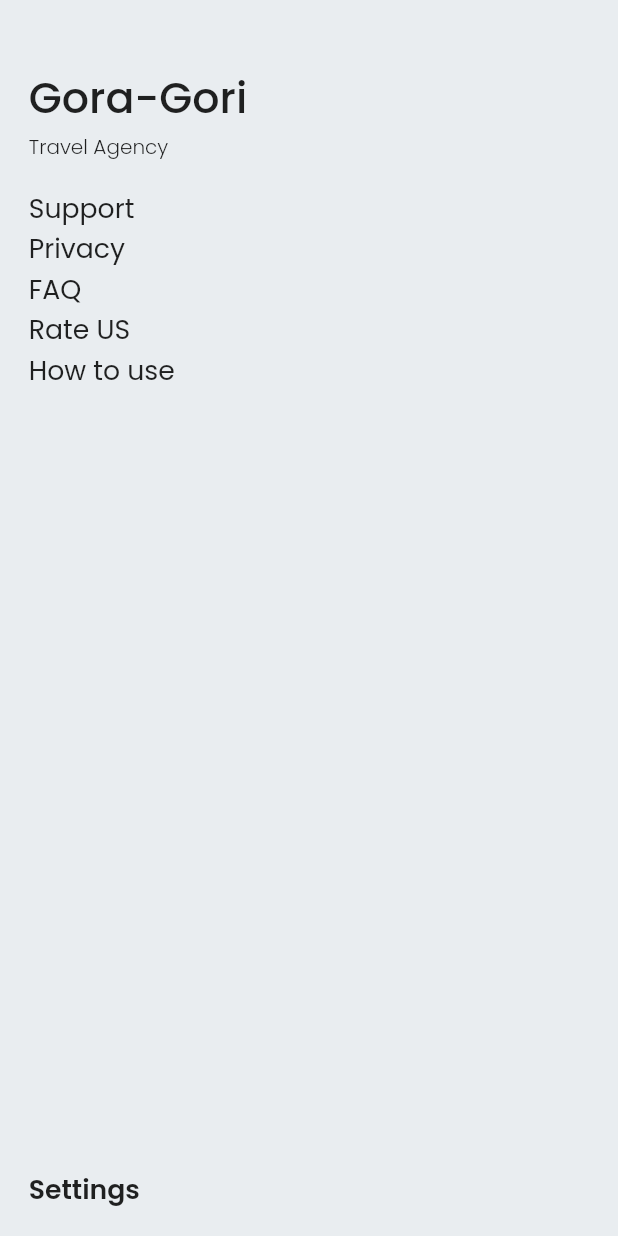
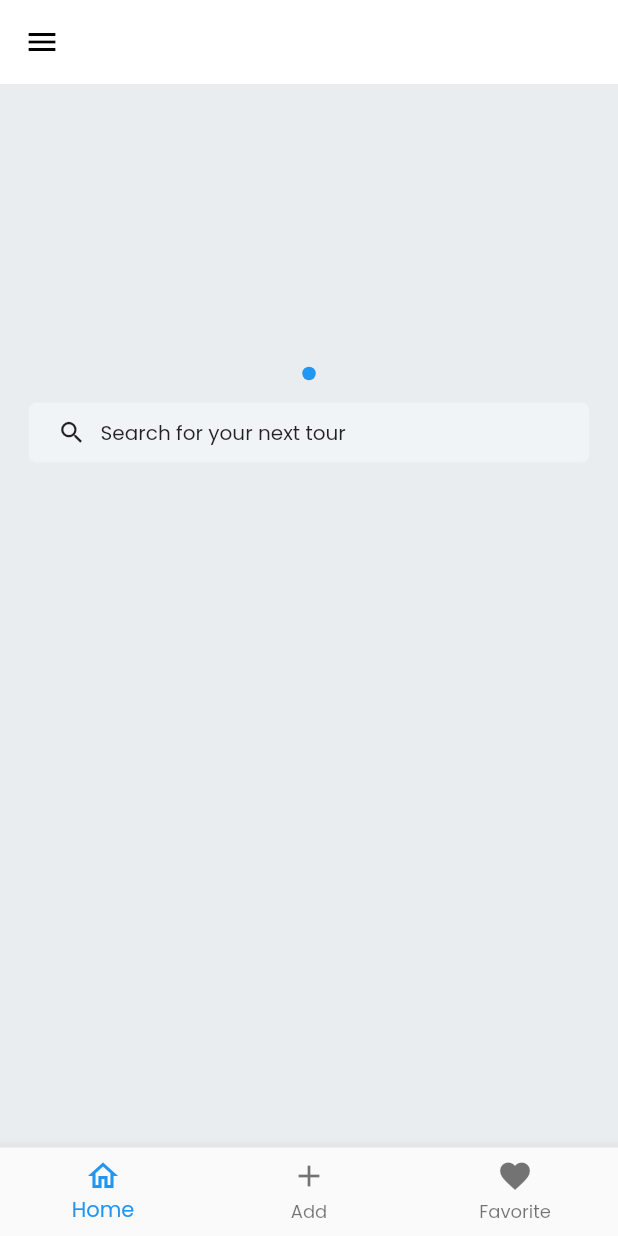
Before and after one commit to hamidhosen42/F-TOUR-APPLICATION, a Flutter app: the MainHomeScreen screen opened by its route, on a phone screen of 412 x 824 dp. Run offline on Flutter 3.47's test engine with Material 2 defaults, Android fonts, the light colour scheme and no system bars; drawn by our look-alikes of carousel_slider, dots_indicator; our stand-ins replace better_player, cloud_firestore, firebase_auth, firebase_core, flutter_screenutil, fluttertoast and 5 more; missing offline and left inert: launch_review, syncfusion_flutter_pdfviewer; accounts and stored records are empty.

Commit message:
BottomNavController

```diff
--- /dev/null
+++ b/lib/screen/bottom_nav_controller/nav_controller.dart
@@ -0,0 +1,76 @@
+// ignore_for_file: prefer_const_constructors, use_key_in_widget_constructors, must_be_immutable, prefer_final_fields
+
+import 'package:flutter/material.dart';
+import 'package:flutter_screenutil/flutter_screenutil.dart';
+import 'package:get/state_manager.dart';
+import 'package:tour_application/const/app_string.dart';
+
+import 'pages/nav_home.dart';
+
+class BottomNavController extends StatelessWidget {
+  RxInt _currentIndex = 0.obs;
+  RxBool _drawer = false.obs;
+
+  final _pages = [
+   NavHome(),
+  //  NavAdd(),
+  //  NavFavourite(),
+  ];
+
+  @override
+  Widget build(BuildContext context) {
+    return Obx(
+      () => AnimatedPositioned(
+        duration: Duration(milliseconds: 400),
+        top: _drawer.value == false ? 0 : 100.h,
+        bottom: _drawer.value == false ? 0 : 100.h,
+        left: _drawer.value == false ? 0 : 200.w,
+        right: _drawer.value == false ? 0 : -100.w,
+        child: Container(
+          decoration: BoxDecoration(),
+          child: Scaffold(
+            appBar: AppBar(
+              backgroundColor: Colors.white,
+              elevation: 0,
+              centerTitle: true,
+              leading: _drawer.value == false
+                  ? IconButton(
+                      onPressed: () {
+                        _drawer.value = true;
+                      },
+                      icon: Icon(
+                        Icons.menu,
+                        color: Colors.black,
+                      ),
+                    )
+                  : IconButton(
+                      onPressed: () {
+                        _drawer.value = false;
+                      },
+                      icon: Icon(
+                        Icons.close,
+                        color: Colors.black,
+                      ),
+                    ),
+              title: Text(AppString.AppName),
+            ),
+            bottomNavigationBar: BottomNavigationBar(
+              onTap: (value) => _currentIndex.value = value,
+              currentIndex: _currentIndex.value,
+              // ignore: prefer_const_literals_to_create_immutables
+              items: [
+                BottomNavigationBarItem(
+                    icon: Icon(Icons.home_outlined), label: "Home"),
+                BottomNavigationBarItem(
+                    icon: Icon(Icons.add_outlined), label: "Add"),
+                BottomNavigationBarItem(
+                    icon: Icon(Icons.favorite_outlined), label: "Favorite"),
+              ],
+            ),
+            body: _pages[_currentIndex.value],
+          ),
+        ),
+      ),
+    );
+  }
+}
--- /dev/null
+++ b/lib/screen/bottom_nav_controller/pages/nav_home.dart
@@ -0,0 +1,370 @@
+// ignore_for_file: prefer_const_constructors, prefer_is_empty, prefer_final_fields, unused_field, use_key_in_widget_constructors
+
+import 'package:carousel_slider/carousel_slider.dart';
+import 'package:cloud_firestore/cloud_firestore.dart';
+import 'package:dots_indicator/dots_indicator.dart';
+import 'package:firebase_auth/firebase_auth.dart';
+import 'package:flutter/material.dart';
+import 'package:flutter_screenutil/flutter_screenutil.dart';
+import 'package:get/get.dart';
+
+class NavHome extends StatefulWidget {
+  @override
+  State<NavHome> createState() => _NavHomeState();
+}
+
+class _NavHomeState extends State<NavHome> {
+  final RxInt _currentIndex = 0.obs;
+  //collectionName
+  final CollectionReference _refference = FirebaseFirestore.instance
+      .collection('all-data')
+      .doc(FirebaseAuth.instance.currentUser!.email)
+      .collection('images');
+  final CollectionReference _carouselImage =
+      FirebaseFirestore.instance.collection('carousel-image');
+
+  //queryName
+  late Future<QuerySnapshot> _futureDataForYou;
+  late Future<QuerySnapshot> _futureDataRecentlyAdded;
+  late Future<QuerySnapshot> _futureDataTopPlaces;
+
+  //carousel-Image
+  List<String> _carouselImages = [];
+  var _dotPosition = 0;
+  fetchCarouselImages() async {
+    QuerySnapshot qn =
+        await FirebaseFirestore.instance.collection("carousel-image").get();
+    setState(() {
+      for (int i = 0; i < qn.docs.length; i++) {
+        _carouselImages.add(
+          qn.docs[i]["img"],
+        );
+        // print(qn.docs[i]["img"]);
+      }
+    });
+    return qn.docs;
+  }
+
+  @override
+  void initState() {
+    _futureDataForYou = _refference.where('for_you', isEqualTo: true).get();
+    _futureDataRecentlyAdded =
+        _refference.where('recently_added', isEqualTo: true).get();
+    _futureDataTopPlaces =
+        _refference.where('top_places', isEqualTo: true).get();
+    fetchCarouselImages();
+    super.initState();
+  }
+
+  @override
+  Widget build(BuildContext context) {
+    return Scaffold(
+      body: SingleChildScrollView(
+        scrollDirection: Axis.vertical,
+        child: Column(
+          children: [
+            CarouselSlider(
+                items: _carouselImages
+                    .map((item) => Padding(
+                          padding: EdgeInsets.only(left: 3, right: 3),
+                          child: Container(
+                            decoration: BoxDecoration(
+                                image: DecorationImage(
+                                    image: NetworkImage(item),
+                                    fit: BoxFit.fill)),
+                          ),
+                        ))
+                    .toList(),
+                options: CarouselOptions(
+                    height: 200.h,
+                    enlargeCenterPage: true,
+                    autoPlay: true,
+                    aspectRatio: 16 / 9,
+                    autoPlayCurve: Curves.fastOutSlowIn,
+                    enableInfiniteScroll: true,
+                    autoPlayAnimationDuration: Duration(milliseconds: 800),
+                    viewportFraction: 0.9,
+                    onPageChanged: (val, carouselPageChangedReason) {
+                      setState(() {
+                        _currentIndex.value = val;
+                      });
+                    })),
+            SizedBox(
+              height: 5.h,
+            ),
+            Obx(
+              () => DotsIndicator(
+                dotsCount:
+                    _carouselImages.length == 0 ? 1 : _carouselImages.length,
+                position: _currentIndex.value.toDouble(),
+              ),
+            ),
+            Padding(
+              padding: EdgeInsets.only(
+                  left: 20.w, right: 20.w, top: 10.h, bottom: 10.h),
+              child: InkWell(
+                // onTap: () => Get.toNamed(searchScreen),
+                child: Container(
+                  height: 45.h,
+                  decoration: BoxDecoration(
+                    color: Colors.white38,
+                    borderRadius: BorderRadius.all(
+                      Radius.circular(6.r),
+                    ),
+                  ),
+                  child: Padding(
+                    padding: EdgeInsets.only(left: 20.w),
+                    child: Row(
+                      children: [
+                        Icon(
+                          Icons.search_outlined,
+                          size: 20.w,
+                        ),
+                        SizedBox(
+                          width: 10.w,
+                        ),
+                        Text(
+                          "Search for your next tour",
+                          style: TextStyle(fontSize: 15.sp),
+                        ),
+                      ],
+                    ),
+                  ),
+                ),
+              ),
+            ),
+            // navHomeCategories(
+            //   "For You",
+            //   () => Get.toNamed(seeAllScreen, arguments: SeeAll('for_you')),
+            // ),
+            SizedBox(
+              height: 5.h,
+            ),
+            Container(
+                height: 180.h,
+                child: FutureBuilder<QuerySnapshot>(
+                    future: _futureDataForYou,
+                    builder: (BuildContext context,
+                        AsyncSnapshot<dynamic> snapshot) {
+                      if (snapshot.hasError) {
+                        return Text("Error");
+                      }
+                      if (snapshot.hasData) {
+                        List<Map> items = parseData(snapshot.data);
+                        return forYou(items);
+                      }
+                      return Center(child: CircularProgressIndicator());
+                    })),
+            SizedBox(
+              height: 15.h,
+            ),
+            // navHomeCategories(
+            //   "Recently Added",
+            //   () => Get.toNamed(seeAllScreen,
+            //       arguments: SeeAll('recently_added')),
+            // ),
+            SizedBox(
+              height: 5.h,
+            ),
+            Container(
+                height: 180.h,
+                child: FutureBuilder<QuerySnapshot>(
+                    future: _futureDataRecentlyAdded,
+                    builder: (BuildContext context,
+                        AsyncSnapshot<dynamic> snapshot) {
+                      if (snapshot.hasError) {
+                        return Text("Error");
+                      }
+                      if (snapshot.hasData) {
+                        List<Map> items = parseData(snapshot.data);
+                        return recentlyAdded(items);
+                      }
+                      return Center(child: CircularProgressIndicator());
+                    })),
+            SizedBox(
+              height: 15.h,
+            ),
+            // navHomeCategories(
+            //   "Top Places",
+            //   () => Get.toNamed(seeAllScreen, arguments: SeeAll('top_places')),
+            // ),
+            SizedBox(
+              height: 5.h,
+            ),
+            Container(
+                height: 80.h,
+                child: FutureBuilder<QuerySnapshot>(
+                    future: _futureDataTopPlaces,
+                    builder: (BuildContext context,
+                        AsyncSnapshot<dynamic> snapshot) {
+                      if (snapshot.hasError) {
+                        return Text("Error");
+                      }
+                      if (snapshot.hasData) {
+                        List<Map> items = parseData(snapshot.data);
+                        return topPlaces(items);
+                      }
+                      return Center(child: CircularProgressIndicator());
+                    })),
+            SizedBox(
+              height: 20.h,
+            ),
+          ],
+        ),
+      ),
+    );
+  }
+}
+
+List<Map> parseData(QuerySnapshot querySnapshot) {
+  List<QueryDocumentSnapshot> listDocs = querySnapshot.docs;
+  List<Map> listItems = listDocs
+      .map((e) => {
+            'list_images': e['gallery_img'],
+            'list_destination': e['destination'],
+            'list_cost': e['cost'],
+            'list_description': e['description'],
+            'list_facilities': e['facilities'],
+            'list_owner_name': e['owner_name'],
+            'list_phone': e['phone'],
+          })
+      .toList();
+  return listItems;
+}
+
+ListView forYou(List<Map<dynamic, dynamic>> items) {
+  return ListView.builder(
+    scrollDirection: Axis.horizontal,
+    itemCount: items.length,
+    itemBuilder: (_, i) {
+      Map thisItem = items[i];
+      return Padding(
+        padding: EdgeInsets.only(right: 12.w),
+        child: InkWell(
+          onTap: () {},
+          // Get.toNamed(detailsScreen, arguments: DetailsSCreen(thisItem)),
+          child: Container(
+            width: 100.w,
+            height: 180.h,
+            decoration: BoxDecoration(
+              color: Color(0xFfC4C4C4),
+              borderRadius: BorderRadius.all(
+                Radius.circular(7.r),
+              ),
+            ),
+            child: Column(
+              mainAxisAlignment: MainAxisAlignment.spaceBetween,
+              children: [
+                ClipRRect(
+                    borderRadius: BorderRadius.only(
+                      topLeft: Radius.circular(7.r),
+                      topRight: Radius.circular(7.r),
+                    ),
+                    child: Image.network(
+                      thisItem['list_images'][0],
+                      height: 115.h,
+                      fit: BoxFit.cover,
+                    )),
+                Text(
+                  thisItem['list_destination'],
+                  style: TextStyle(fontSize: 15.sp),
+                ),
+                Text(
+                  thisItem['list_cost'],
+                  style:
+                      TextStyle(fontSize: 15.sp, fontWeight: FontWeight.w600),
+                ),
+                SizedBox(
+                  height: 5.h,
+                ),
+              ],
+            ),
+          ),
+        ),
+      );
+    },
+  );
+}
+
+ListView recentlyAdded(List<Map<dynamic, dynamic>> items) {
+  return ListView.builder(
+    scrollDirection: Axis.horizontal,
+    itemCount: items.length,
+    itemBuilder: (_, i) {
+      Map thisItem = items[i];
+      return Padding(
+        padding: EdgeInsets.only(right: 12.w),
+        child: InkWell(
+          onTap: () {},
+          // Get.toNamed(detailsScreen, arguments: DetailsSCreen(thisItem)),
+          child: Container(
+            width: 100.w,
+            height: 180.h,
+            decoration: BoxDecoration(
+              color: Color(0xFfC4C4C4),
+              borderRadius: BorderRadius.all(
+                Radius.circular(7.r),
+              ),
+            ),
+            child: Column(
+              mainAxisAlignment: MainAxisAlignment.spaceBetween,
+              children: [
+                ClipRRect(
+                    borderRadius: BorderRadius.only(
+                      topLeft: Radius.circular(7.r),
+                      topRight: Radius.circular(7.r),
+                    ),
+                    child: Image.network(
+                      thisItem['list_images'][0],
+                      height: 115.h,
+                      fit: BoxFit.cover,
+                    )),
+                Text(
+                  thisItem['list_destination'],
+                  style: TextStyle(fontSize: 15.sp),
+                ),
+                Text(
+                  thisItem['list_cost'],
+                  style:
+                      TextStyle(fontSize: 15.sp, fontWeight: FontWeight.w600),
+                ),
+                SizedBox(
+                  height: 5.h,
+                ),
+              ],
+            ),
+          ),
+        ),
+      );
+    },
+  );
+}
+
+ListView topPlaces(List<Map<dynamic, dynamic>> items) {
+  return ListView.builder(
+    scrollDirection: Axis.horizontal,
+    itemCount: items.length,
+    itemBuilder: (_, i) {
+      Map thisItem = items[i];
+      return Padding(
+        padding: EdgeInsets.only(right: 5.w),
+        child: InkWell(
+          onTap: () => () {},
+          // Get.toNamed(detailsScreen, arguments: DetailsSCreen(thisItem)
+          // ),
+          child: Container(
+            width: 80.w,
+            height: 80.h,
+            decoration: BoxDecoration(
+              color: Color(0xFfC4C4C4),
+              shape: BoxShape.circle,
+              image: DecorationImage(
+                  image: NetworkImage(thisItem['list_images'][0]),
+                  fit: BoxFit.cover),
+            ),
+          ),
+        ),
+      );
+    },
+  );
+}
--- a/lib/screen/main_home_screen.dart
+++ b/lib/screen/main_home_screen.dart
@@ -5,6 +5,7 @@ import 'package:flutter/services.dart';
 import 'package:flutter_screenutil/flutter_screenutil.dart';
 import 'package:get/get.dart';
 
+import 'bottom_nav_controller/nav_controller.dart';
 import 'drawer_screen.dart';
 
 class MainHomeScreen extends StatelessWidget {
@@ -47,7 +48,7 @@ class MainHomeScreen extends StatelessWidget {
           // ignore: prefer_const_literals_to_create_immutables
           children: [
             DrawerScreen(),
-            // BottomNavController(),
+            BottomNavController(),
           ],
         ),
       ),
```
